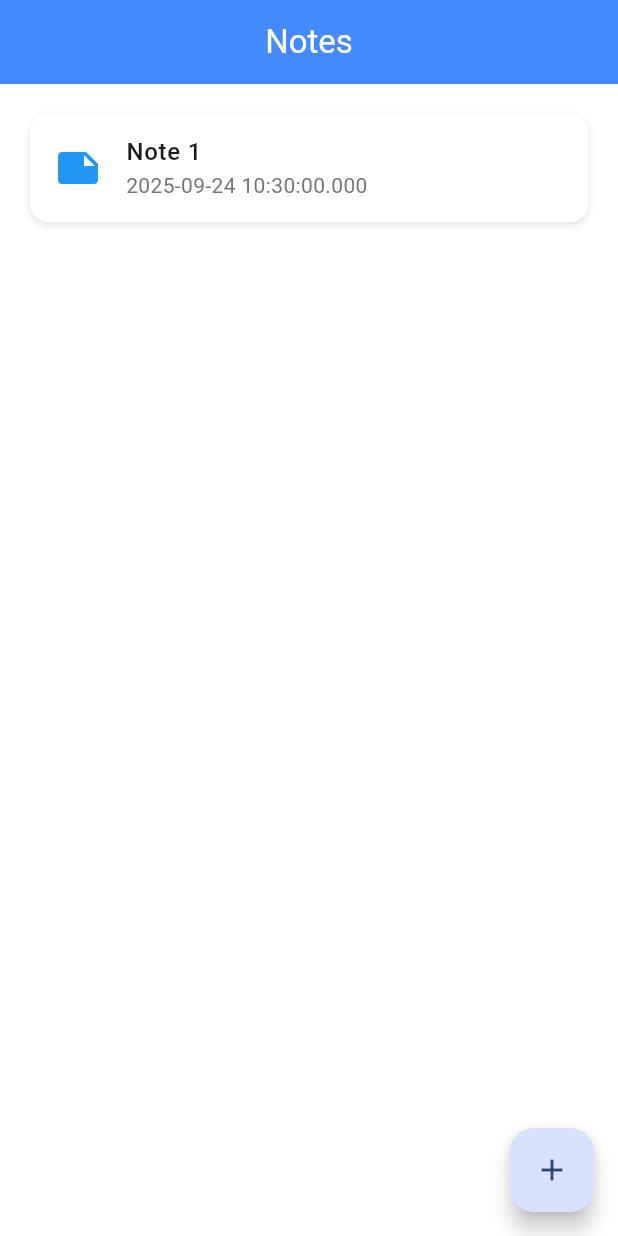
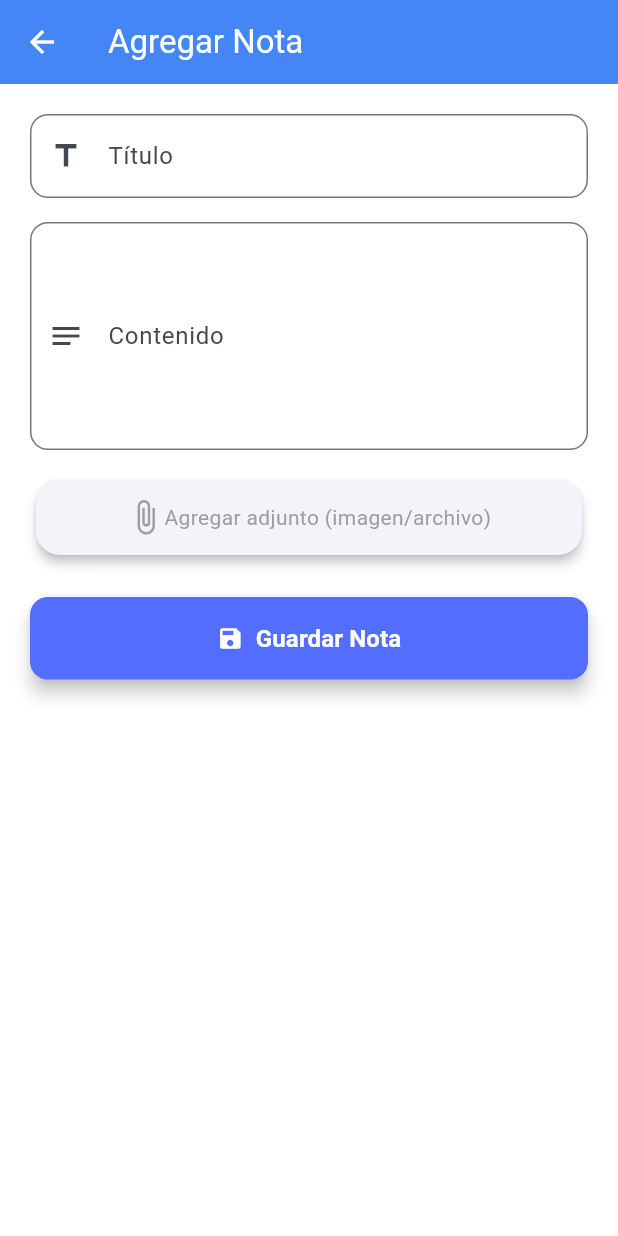
Before and after one commit to mmaurogg/notebook, a Flutter app: the screen it shows after launch, after a tap on the "add" icon, on a phone screen of 412 x 824 dp. Run offline on Flutter 3.47's test engine with Material 3 defaults, Android fonts, the phone set to English and light mode, and no system bars; our stand-ins replace cached_network_image, go_router, google_fonts, image_picker, sqflite; accounts and stored records are empty.

Commit message:
already forma page to create notes

```diff
--- a/lib/main.dart
+++ b/lib/main.dart
@@ -1,39 +1,14 @@
 import 'package:flutter/material.dart';
 import 'package:notebook/src/config/app_theme.dart';
+import 'package:notebook/src/config/dependencies.dart';
 import 'package:notebook/src/config/routes.dart';
-import 'package:notebook/src/data/services/local/data_base.dart';
-import 'package:notebook/src/data/repositories/notes_repository_imp.dart';
-import 'package:notebook/src/ui/view_models/home_view_model.dart';
 
 import 'package:provider/provider.dart';
 
 Future<void> main() async {
   WidgetsFlutterBinding.ensureInitialized();
 
-  runApp(
-    MultiProvider(
-      providers: [
-        // Services
-        Provider(create: (context) => SqlDatabase.instance),
-
-        // Repositories
-        ProxyProvider<SqlDatabase, NotesRepositoryImp>(
-          update: (_, db, __) => NotesRepositoryImp(sqlDatabase: db),
-        ),
-
-        // ViewModels
-        ChangeNotifierProxyProvider<NotesRepositoryImp, HomeViewModel>(
-          create: (context) {
-            return HomeViewModel(
-              notesRepository: context.read<NotesRepositoryImp>(),
-            );
-          },
-          update: (_, repo, __) => HomeViewModel(notesRepository: repo),
-        ),
-      ],
-      child: const MyApp(),
-    ),
-  );
+  runApp(MultiProvider(providers: providers, child: const MyApp()));
 }
 
 class MyApp extends StatelessWidget {
--- /dev/null
+++ b/lib/src/config/dependencies.dart
@@ -0,0 +1,27 @@
+import 'package:provider/provider.dart';
+import 'package:provider/single_child_widget.dart';
+
+import 'package:notebook/src/data/repositories/notes_repository_imp.dart';
+import 'package:notebook/src/data/services/local/data_base.dart';
+
+import 'package:notebook/src/ui/view_models/notes_view_model.dart';
+
+List<SingleChildWidget> providers = [
+  // Services
+  Provider(create: (context) => SqlDatabase.instance),
+
+  // Repositories
+  ProxyProvider<SqlDatabase, NotesRepositoryImp>(
+    update: (_, db, __) => NotesRepositoryImp(sqlDatabase: db),
+  ),
+
+  // ViewModels
+  ChangeNotifierProxyProvider<NotesRepositoryImp, NotesViewModel>(
+    create: (context) {
+      return NotesViewModel(
+        notesRepository: context.read<NotesRepositoryImp>(),
+      );
+    },
+    update: (_, repo, __) => NotesViewModel(notesRepository: repo),
+  ),
+];
--- a/lib/src/config/routes.dart
+++ b/lib/src/config/routes.dart
@@ -1,9 +1,7 @@
 import 'package:go_router/go_router.dart';
-import 'package:notebook/src/data/repositories/notes_repository_imp.dart';
 import 'package:notebook/src/ui/pages/home_page.dart';
 import 'package:notebook/src/ui/pages/note_detail_page.dart';
-import 'package:notebook/src/ui/view_models/home_view_model.dart';
-import 'package:provider/provider.dart';
+import 'package:notebook/src/ui/pages/note_form.dart';
 
 final router = GoRouter(
   onException: (_, GoRouterState state, GoRouter router) {
@@ -21,15 +19,20 @@ final router = GoRouter(
           path: ':id',
           builder: (context, state) {
             final id = state.pathParameters['id'] ?? '0';
-            return NoteDetailPage(
-              id: int.parse(id),
-              viewModel: HomeViewModel(
-                notesRepository: context.read<NotesRepositoryImp>(),
-              ),
-            );
+            return NoteDetailPage(id: int.parse(id));
           },
         ),
       ],
     ),
+
+    GoRoute(path: '/add', builder: (context, state) => NoteForm()),
+
+    GoRoute(
+      path: '/edit/:id',
+      builder: (context, state) {
+        final id = state.pathParameters['id'] ?? '0';
+        return NoteForm(noteId: int.parse(id));
+      },
+    ),
   ],
 );
--- a/lib/src/data/repositories/notes_repository_imp.dart
+++ b/lib/src/data/repositories/notes_repository_imp.dart
@@ -29,7 +29,6 @@ class NotesRepositoryImp implements NotesRepository {
 
   @override
   Future<void> updateNote(Note note) {
-    // TODO: implement updateNote
-    throw UnimplementedError();
+    return sqlDatabase.update(note);
   }
 }
--- a/lib/src/data/services/local/data_base.dart
+++ b/lib/src/data/services/local/data_base.dart
@@ -22,7 +22,7 @@ class SqlDatabase {
     var dbPath = await getDatabasesPath();
     String path = join(dbPath, filePath);
 
-    return openDatabase(join(path), onCreate: _onCreate, version: 1);
+    return openDatabase(join(path), onCreate: _onCreate, version: 3);
   }
 
   Future _onCreate(Database db, int version) async {
@@ -30,7 +30,10 @@ class SqlDatabase {
       CREATE TABLE $tableNotes (
         id INTEGER PRIMARY KEY,
         title TEXT,
-        date TEXT
+        content TEXT,
+        date TEXT,
+        tag TEXT,
+        attachment TEXT
       )
     ''');
   }
@@ -54,7 +57,7 @@ class SqlDatabase {
     final db = await instance.database;
     final note = await db.query(
       tableNotes,
-      columns: ['id', 'title', 'date'],
+      columns: ['id', 'content', 'title', 'date', 'tag', 'attachment'],
       where: 'id = ?',
       whereArgs: [id],
     );
@@ -66,7 +69,7 @@ class SqlDatabase {
     }
   }
 
-  /* Future update(Note note) async {
+  Future update(Note note) async {
     final db = await instance.database;
     await db.update(
       tableNotes,
@@ -74,7 +77,7 @@ class SqlDatabase {
       where: 'id = ?',
       whereArgs: [note.id],
     );
-  } */
+  }
 
   Future delete(int id) async {
     final db = await instance.database;
--- a/lib/src/domain/models/note_model.dart
+++ b/lib/src/domain/models/note_model.dart
@@ -1,22 +1,34 @@
+import 'dart:io';
+
+enum TagCategory { personal, work, ideas, others }
+
 class Note {
   final int id;
   final String title;
+  final String content;
   final String date;
-  //final bool hasAttachment;
+  final List<TagCategory>? tag;
+  final File? attachment;
 
   Note({
     required this.id,
     required this.title,
+    required this.content,
     required this.date,
-    //this.hasAttachment = false,
+    this.tag,
+    this.attachment,
   });
+
+  bool get hasAttachment => attachment != null;
 
   factory Note.fromMap(Map<String, dynamic> map) {
     return Note(
       id: map['id'],
       title: map['title'],
+      content: map['content'],
       date: map['date'],
-      //hasAttachment: map['hasAttachment'] == 1,
+      tag: map['tag'],
+      attachment: map['attachment'],
     );
   }
 
@@ -24,8 +36,10 @@ class Note {
     return {
       'id': id,
       'title': title,
+      'content': content,
       'date': date,
-      //'hasAttachment': hasAttachment ? 1 : 0,
+      'tag': tag,
+      'attachment': attachment,
     };
   }
 }
--- a/lib/src/ui/pages/home_page.dart
+++ b/lib/src/ui/pages/home_page.dart
@@ -1,5 +1,6 @@
 import 'package:flutter/material.dart';
-import 'package:notebook/src/ui/view_models/home_view_model.dart';
+import 'package:go_router/go_router.dart';
+import 'package:notebook/src/ui/view_models/notes_view_model.dart';
 import 'package:notebook/src/ui/widgets/note_short_widget.dart';
 import 'package:provider/provider.dart';
 
@@ -8,16 +9,15 @@ class HomePage extends StatelessWidget {
 
   @override
   Widget build(BuildContext context) {
-    final viewModel = context.watch<HomeViewModel>();
+    final viewModel = context.watch<NotesViewModel>();
     return SafeArea(
       child: Scaffold(
         appBar: AppBar(centerTitle: true, title: Text("Notes")),
         body: HomeView(viewModel: viewModel),
         floatingActionButton: FloatingActionButton(
           onPressed: () {
-            final note = viewModel.getFakeNote();
-            viewModel.addNote(note);
-            //context.read<HomeViewModel>().addNote(note);
+            context.push('/add');
+            //viewModel.loadNotes();
           },
           child: Icon(Icons.add),
         ),
@@ -27,7 +27,7 @@ class HomePage extends StatelessWidget {
 }
 
 class HomeView extends StatefulWidget {
-  final HomeViewModel viewModel;
+  final NotesViewModel viewModel;
 
   const HomeView({super.key, required this.viewModel});
 
@@ -38,14 +38,13 @@ class HomeView extends StatefulWidget {
 class _HomeViewState extends State<HomeView> {
   @override
   void initState() {
-    context.read<HomeViewModel>().loadNotes();
-    //widget.viewModel.loadNotes();
+    widget.viewModel.loadNotes();
     super.initState();
   }
 
   @override
   Widget build(BuildContext context) {
-    final notes = context.watch<HomeViewModel>().notes;
+    final notes = context.watch<NotesViewModel>().notes;
 
     return Padding(
       padding: const EdgeInsets.all(12.0),
@@ -69,7 +68,7 @@ class _HomeViewState extends State<HomeView> {
                 onDismissed: (direction) {
                   //widget.viewModel
                   context
-                      .read<HomeViewModel>()
+                      .read<NotesViewModel>()
                       .removeNote(note)
                       .then(
                         (_) => ScaffoldMessenger.of(context).showSnackBar(
--- /dev/null
+++ b/lib/src/ui/pages/note_form.dart
@@ -0,0 +1,204 @@
+import 'dart:io';
+import 'package:flutter/material.dart';
+import 'package:go_router/go_router.dart';
+import 'package:image_picker/image_picker.dart';
+import 'package:intl/intl.dart';
+import 'package:notebook/src/config/app_theme.dart';
+import 'package:notebook/src/domain/models/note_model.dart';
+import 'package:notebook/src/ui/view_models/notes_view_model.dart';
+import 'package:provider/provider.dart';
+
+class NoteForm extends StatefulWidget {
+  final int? noteId;
+
+  const NoteForm({super.key, this.noteId});
+
+  @override
+  State<NoteForm> createState() => _NoteFormState();
+}
+
+class _NoteFormState extends State<NoteForm> {
+  final _formKey = GlobalKey<FormState>();
+  final _titleController = TextEditingController();
+  final _contentController = TextEditingController();
+
+  File? _attachment;
+
+  @override
+  void initState() {
+    if (widget.noteId != null) _loadNoteData(widget.noteId!);
+
+    super.initState();
+  }
+
+  Future<void> _loadNoteData(int id) async {
+    context.read<NotesViewModel>().getNoteById(id).then((value) {
+      if (value != null) {
+        _titleController.text = value.title;
+        _contentController.text = value.content;
+        if (value.hasAttachment) {
+          setState(() {
+            //_attachment = File(value.attachment!);
+          });
+        }
+      }
+    });
+  }
+
+  Future<void> _pickAttachment() async {
+    final ImagePicker picker = ImagePicker();
+    final XFile? file = await picker.pickImage(source: ImageSource.gallery);
+
+    if (file != null) {
+      setState(() {
+        _attachment = File(file.path);
+      });
+    }
+  }
+
+  Future<void> _saveNote() async {
+    if (_formKey.currentState!.validate()) {
+      final id = widget.noteId != null
+          ? widget.noteId!
+          : DateTime.now().millisecondsSinceEpoch;
+      final title = _titleController.text.trim();
+      final content = _contentController.text.trim();
+      final attachment = _attachment;
+
+      final note = Note(
+        id: id,
+        title: title,
+        date: DateFormat('yyyy-MMM-dd').format(DateTime.now()),
+        content: content,
+        attachment: attachment,
+      );
+
+      try {
+        widget.noteId != null
+            ? await context.read<NotesViewModel>().updateNote(note)
+            : await context.read<NotesViewModel>().addNote(note);
+
+        ScaffoldMessenger.of(context).showSnackBar(
+          const SnackBar(content: Text("Nota guardada con éxito")),
+        );
+      } catch (e) {
+        ScaffoldMessenger.of(context).showSnackBar(
+          const SnackBar(content: Text("Error al guardar la nota")),
+        );
+      }
+
+      _formKey.currentState!.reset();
+      setState(() => _attachment = null);
+      context.pop();
+    }
+  }
+
+  @override
+  Widget build(BuildContext context) {
+    return Scaffold(
+      appBar: AppBar(title: const Text("Agregar Nota"), elevation: 4),
+      body: SingleChildScrollView(
+        padding: const EdgeInsets.all(20),
+        child: Form(
+          key: _formKey,
+          child: Column(
+            crossAxisAlignment: CrossAxisAlignment.stretch,
+            children: [
+              // Título
+              TextFormField(
+                controller: _titleController,
+                decoration: const InputDecoration(
+                  labelText: "Título",
+                  prefixIcon: Icon(Icons.title),
+                  border: OutlineInputBorder(
+                    borderRadius: BorderRadius.all(Radius.circular(12)),
+                  ),
+                  contentPadding: EdgeInsets.all(16),
+                ),
+                validator: (value) =>
+                    value!.isEmpty ? "El título es obligatorio" : null,
+              ),
+              const SizedBox(height: 16),
+
+              // Card para Contenido
+              TextFormField(
+                controller: _contentController,
+                maxLines: 5,
+                decoration: const InputDecoration(
+                  labelText: "Contenido",
+                  prefixIcon: Icon(Icons.notes),
+                  border: OutlineInputBorder(
+                    borderRadius: BorderRadius.all(Radius.circular(12)),
+                  ),
+                  contentPadding: EdgeInsets.all(16),
+                ),
+                validator: (value) =>
+                    value!.isEmpty ? "El contenido es obligatorio" : null,
+              ),
+              const SizedBox(height: 16),
+
+              // Adjunto
+              GestureDetector(
+                onTap: _pickAttachment,
+                child: Card(
+                  elevation: 3,
+                  shape: RoundedRectangleBorder(
+                    borderRadius: BorderRadius.circular(16),
+                  ),
+                  child: Container(
+                    height: 50,
+                    alignment: Alignment.center,
+                    child: _attachment == null
+                        ? Row(
+                            mainAxisAlignment: MainAxisAlignment.center,
+                            children: const [
+                              Icon(
+                                Icons.attach_file,
+                                size: 25,
+                                color: Colors.grey,
+                              ),
+                              SizedBox(height: 8),
+                              Text(
+                                "Agregar adjunto (imagen/archivo)",
+                                style: TextStyle(color: Colors.grey),
+                              ),
+                            ],
+                          )
+                        : ClipRRect(
+                            borderRadius: BorderRadius.circular(12),
+                            child: Image.file(
+                              _attachment!,
+                              fit: BoxFit.cover,
+                              width: double.infinity,
+                            ),
+                          ),
+                  ),
+                ),
+              ),
+              const SizedBox(height: 24),
+
+              // Botón Guardar
+              ElevatedButton.icon(
+                onPressed: _saveNote,
+                style: ElevatedButton.styleFrom(
+                  padding: const EdgeInsets.symmetric(vertical: 16),
+                  shape: RoundedRectangleBorder(
+                    borderRadius: BorderRadius.circular(12),
+                  ),
+                  backgroundColor: AppTheme().getTheme().primaryColor,
+                  foregroundColor: Colors.white,
+                  elevation: 5,
+                ),
+                icon: const Icon(Icons.save),
+                label: const Text(
+                  "Guardar Nota",
+                  style: TextStyle(fontSize: 16, fontWeight: FontWeight.bold),
+                ),
+              ),
+            ],
+          ),
+        ),
+      ),
+    );
+  }
+}
--- a/lib/src/ui/view_models/home_view_model.dart
+++ b/lib/src/ui/view_models/notes_view_model.dart
@@ -2,10 +2,10 @@ import 'package:flutter/material.dart';
 import 'package:notebook/src/data/repositories/notes_repository.dart';
 import 'package:notebook/src/domain/models/note_model.dart';
 
-class HomeViewModel extends ChangeNotifier {
+class NotesViewModel extends ChangeNotifier {
   final NotesRepository notesRepository;
 
-  HomeViewModel({required this.notesRepository});
+  NotesViewModel({required this.notesRepository});
 
   List<Note> _notes = [];
   List<Note> get notes => _notes;
@@ -17,15 +17,14 @@ class HomeViewModel extends ChangeNotifier {
     notifyListeners();
   }
 
+  Future<Note?> getNoteById(int id) async {
+    return await notesRepository.fetchNoteById(id);
+    //notifyListeners();
+  }
+
   Future<void> addNote(Note note) async {
     await notesRepository.addNote(note);
     loadNotes();
-    notifyListeners();
-  }
-
-  Future<void> removeNote(Note note) async {
-    await notesRepository.deleteNoteById(note.id);
-    _notes.removeWhere((n) => n.id == note.id);
     notifyListeners();
   }
 
@@ -36,9 +35,10 @@ class HomeViewModel extends ChangeNotifier {
     notifyListeners();
   }
 
-  Future<Note?> getNoteById(int id) async {
-    return await notesRepository.fetchNoteById(id);
-    //notifyListeners();
+  Future<void> removeNote(Note note) async {
+    await notesRepository.deleteNoteById(note.id);
+    _notes.removeWhere((n) => n.id == note.id);
+    notifyListeners();
   }
 
   Note getFakeNote() {
@@ -46,7 +46,7 @@ class HomeViewModel extends ChangeNotifier {
     return Note(
       id: DateTime.now().millisecondsSinceEpoch,
       title: "Note $counter",
-      //content: "This is the content of note $counter",
+      content: "This is the content of note $counter",
       date: DateTime.now().toString(),
     );
   }
--- a/pubspec.yaml
+++ b/pubspec.yaml
@@ -9,11 +9,14 @@ dependencies:
   flutter:
     sdk: flutter
 
+  intl: ^0.19.0
+
   cupertino_icons: ^1.0.8
 
   provider: ^6.1.5+1
   go_router: ^16.2.2
   cached_network_image: ^3.4.1
+  image_picker: ^1.0.4
   google_fonts: ^6.2.1
   sqflite: ^2.4.2
   path: ^1.9.1
```
Also changed, not shown: lib/src/ui/pages/note_detail_page.dart (+117 -31 lines), lib/src/ui/widgets/note_short_widget.dart (+21 -4 lines), pubspec.lock, 6 other files.
